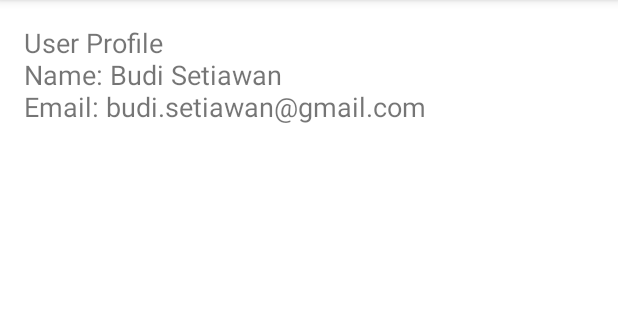
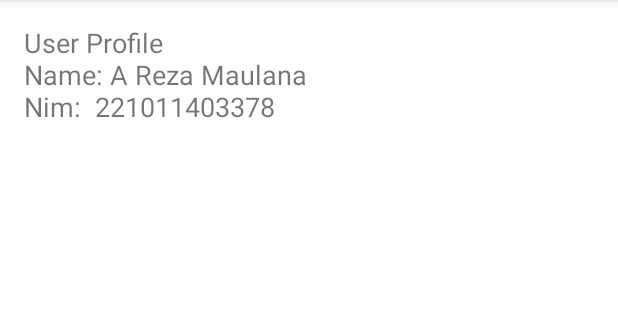
Before and after one commit to agungsapp/ngefilm, an Android app: the fragment ProfileFragment shown on its own in the app's theme, on a phone screen of 412 x 824 dp, the part 84-404 px from its top. Run offline under Robolectric (Android 15) with nearby library versions, the phone set to English and light mode, and no system bars.

Commit message:
update profile

```diff
--- a/app/src/main/java/com/mobile/ngefilm/ui/profile/ProfileFragment.kt
+++ b/app/src/main/java/com/mobile/ngefilm/ui/profile/ProfileFragment.kt
@@ -14,7 +14,7 @@ class ProfileFragment : Fragment() {
         savedInstanceState: Bundle?
     ): View? {
         val view = inflater.inflate(R.layout.fragment_profile, container, false)
-        view.findViewById<TextView>(R.id.profile_text).text = "User Profile\nName: Budi Setiawan\nEmail: budi.setiawan@gmail.com"
+        view.findViewById<TextView>(R.id.profile_text).text = "User Profile\nName: A Reza Maulana\nNim:  221011403378"
         return view
     }
 }
```
